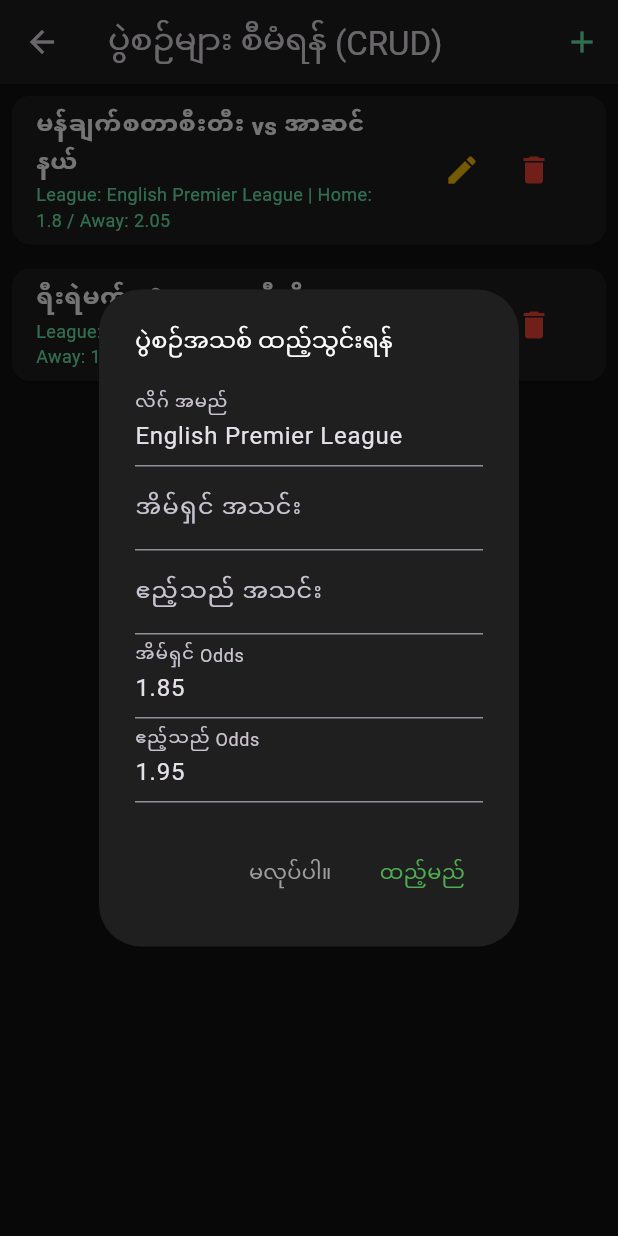
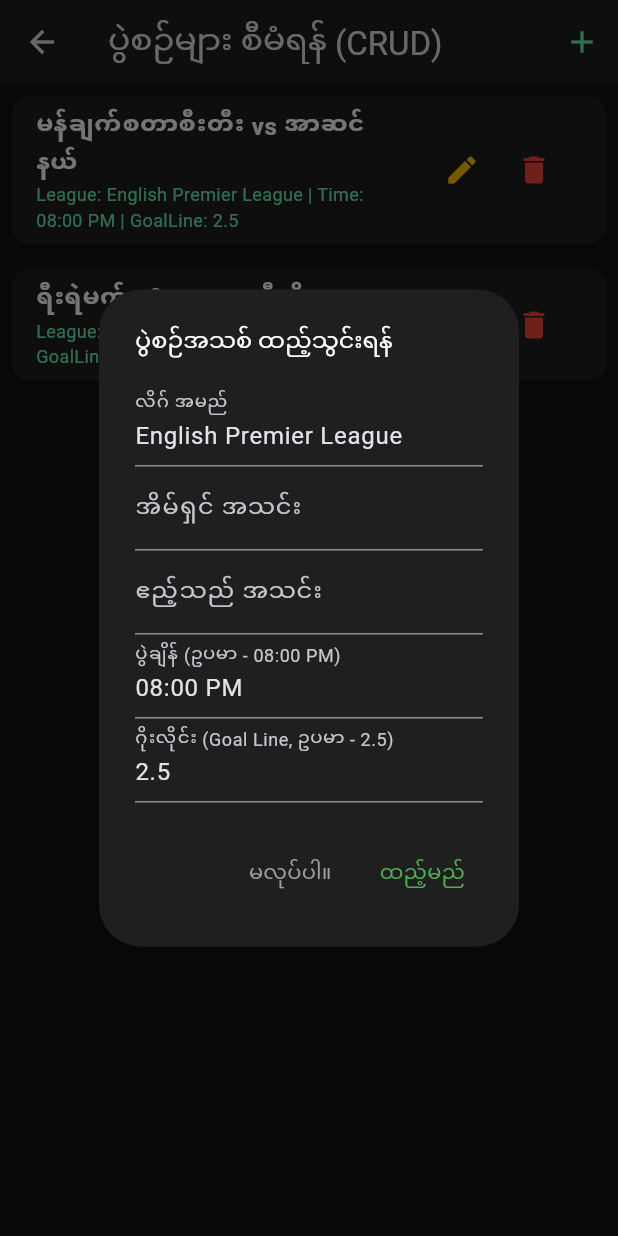
Before and after one commit to pa2659985-create/hat_trick_999, a Flutter app: the AdminMatchControlScreen screen opened directly, after a tap on the "add" icon, on a phone screen of 412 x 824 dp. Run offline on Flutter 3.47's test engine with Material 3 defaults, Android fonts, the phone set to English and light mode, and no system bars; our stand-ins replace cloud_firestore, firebase_core, firebase_messaging, shared_preferences; accounts and stored records are empty; network calls fail.

Commit message:
Update main.dart

```diff
--- a/lib/main.dart
+++ b/lib/main.dart
@@ -151,19 +151,23 @@ class ApiService {
         List matches = data['matches'];
 
         for (var m in matches) {
+          String rawTime = m['utcDate'] != null ? m['utcDate'].toString() : '2026-09-13T20:00:00Z';
+          // AM/PM အချိန် ဖော်ပြချက်ပုံစံ ပြောင်းလဲခြင်း
+          String formattedTime = _formatTimeToAMPM(rawTime);
+
           allMatches.add({
             'id': '${m['id']}',
             'league': m['competition']['name'] ?? 'League',
-            'time': m['utcDate'] != null ? m['utcDate'].toString().replaceFirst('T', ' ').substring(0, 16) : '13-09-2026 8:00 pm',
+            'time': formattedTime,
             't1': m['homeTeam']['name'] ?? 'Home Team',
             't2': m['awayTeam']['name'] ?? 'Away Team',
             'status': m['status'] ?? 'UPCOMING',
             'odds': {
               'homeWin': 1.85,
               'awayWin': 1.95,
-              'centerVal': '2.5',
-              'over2.5': 1.90,
-              'under2.5': 1.85,
+              'goalLine': 2.5, // ဂိုးလိုင်း ကိန်းဂဏန်းအကွက်
+              'overOdds': 1.90,
+              'underOdds': 1.85,
             }
           });
         }
@@ -177,26 +181,40 @@ class ApiService {
         {
           'id': 'auto_m1',
           'league': 'English Premier League',
-          'time': '13-09-2026 8:00 pm',
+          'time': '08:00 PM', // AM/PM အတိအကျပါဝင်သော ပွဲချိန်
           't1': 'မန်ချက်စတာစီးတီး',
           't2': 'အာဆင်နယ်',
           'status': 'UPCOMING',
-          'odds': {'homeWin': 1.80, 'awayWin': 2.05, 'centerVal': '2.5', 'over2.5': 1.85, 'under2.5': 1.90}
+          'odds': {'homeWin': 1.80, 'awayWin': 2.05, 'goalLine': 2.5, 'overOdds': 1.85, 'underOdds': 1.90}
         },
         {
           'id': 'auto_m2',
           'league': 'Spanish La Liga',
-          'time': '13-09-2026 10:00 pm',
+          'time': '10:30 PM', // AM/PM အတိအကျပါဝင်သော ပွဲချိန်
           't1': 'ရီးရဲမက်ဒရิด',
           't2': 'ဘာစီလိုနာ',
           'status': 'UPCOMING',
-          'odds': {'homeWin': 1.90, 'awayWin': 1.95, 'centerVal': '3.0', 'over2.5': 1.75, 'under2.5': 2.00}
+          'odds': {'homeWin': 1.90, 'awayWin': 1.95, 'goalLine': 3.0, 'overOdds': 1.75, 'underOdds': 2.00}
         },
       ]);
     }
 
     customAdminMatches = allMatches;
     return allMatches;
+  }
+
+  static String _formatTimeToAMPM(String utcDateStr) {
+    try {
+      DateTime dt = DateTime.parse(utcDateStr).toLocal();
+      int hour = dt.hour;
+      String period = hour >= 12 ? 'PM' : 'AM';
+      hour = hour % 12;
+      hour = hour == 0 ? 12 : hour;
+      String minute = dt.minute.toString().padLeft(2, '0');
+      return '$hour:$minute $period';
+    } catch (e) {
+      return '08:00 PM';
+    }
   }
 
   static Future<List<Map<String, dynamic>>> fetchOldMatches() async {
@@ -284,7 +302,7 @@ class AppData {
   static List<Map<String, dynamic>> activeBets = [];
   static List<Map<String, dynamic>> parlaySlip = [];
 
-  // Admin မှ တရားဝင် သတ်မှတ်ပေးထားသော မန်ဘာ (၁၀၀) စာရင်း (Username နှင့် Password အပြည့်အစုံပါဝင်)
+  // တရားဝင် မန်ဘာ (၁၀၀) စာရင်း
   static List<Map<String, String>> authorizedMembers = List.generate(100, (index) {
     int id = index + 1;
     return {
@@ -293,7 +311,7 @@ class AppData {
     };
   });
 
-  // Admin မှ ဝင်ရောက်စီမံရန် မန်ဘာများစာရင်း အသေးစိတ် (Balance, Points, Password အပါအဝင် Full CRUD Control)
+  // Admin မှ ဝင်ရောက်စီမံရန် မန်ဘာများစာရင်း အသေးစိတ် (Full CRUD)
   static List<Map<String, dynamic>> allUsers = List.generate(100, (index) {
     int id = index + 1;
     return {
@@ -384,12 +402,13 @@ class AppData {
             } else {
               matchWon = awayScore > homeScore;
             }
-          } else if (betType == 'ဂိုးပေါင်း') {
+          } else if (betType == 'ဂိုးပေါင်း (Over/Under)') {
             double totalGoals = (homeScore + awayScore).toDouble();
-            if (selection == 'ဂိုးပေါ်') {
-              matchWon = totalGoals > 2.5;
+            double line = m['goalLine'] ?? 2.5;
+            if (selection == 'ဂိုးပေါ် (Over)') {
+              matchWon = totalGoals > line;
             } else {
-              matchWon = totalGoals < 2.5;
+              matchWon = totalGoals < line;
             }
           }
 
@@ -784,7 +803,6 @@ class _AdminUserManagementScreenState extends State<AdminUserManagementScreen> {
                   AppData.allUsers[index]['balance'] = double.tryParse(balanceCtrl.text) ?? user['balance'];
                   AppData.allUsers[index]['points'] = int.tryParse(pointsCtrl.text) ?? user['points'];
 
-                  // Authorized Members စာရင်းထဲပါ တိုက်ဆိုင်ပြောင်းလဲပေးခြင်း
                   int authIndex = AppData.authorizedMembers.indexWhere((m) => m['username'] == oldU);
                   if (authIndex != -1) {
                     AppData.authorizedMembers[authIndex] = {'username': newU, 'password': newP};
@@ -951,7 +969,7 @@ class _AdminMatchControlScreenState extends State<AdminMatchControlScreen> {
                 margin: const EdgeInsets.all(8),
                 child: ListTile(
                   title: Text('${m['t1']} vs ${m['t2']}', style: const TextStyle(color: Colors.white, fontWeight: FontWeight.bold)),
-                  subtitle: Text('League: ${m['league']} | Home: ${odds['homeWin']} / Away: ${odds['awayWin']}', style: const TextStyle(color: Colors.greenAccent, fontSize: 12)),
+                  subtitle: Text('League: ${m['league']} | Time: ${m['time']} | GoalLine: ${odds['goalLine']}', style: const TextStyle(color: Colors.greenAccent, fontSize: 12)),
                   trailing: Row(
                     mainAxisSize: MainAxisSize.min,
                     children: [
@@ -983,8 +1001,8 @@ class _AdminMatchControlScreenState extends State<AdminMatchControlScreen> {
     final t1Ctrl = TextEditingController();
     final t2Ctrl = TextEditingController();
     final leagueCtrl = TextEditingController(text: 'English Premier League');
-    final homeOddsCtrl = TextEditingController(text: '1.85');
-    final awayOddsCtrl = TextEditingController(text: '1.95');
+    final timeCtrl = TextEditingController(text: '08:00 PM');
+    final goalLineCtrl = TextEditingController(text: '2.5');
 
     showDialog(
       context: context,
@@ -998,8 +1016,8 @@ class _AdminMatchControlScreenState extends State<AdminMatchControlScreen> {
               TextField(controller: leagueCtrl, decoration: const InputDecoration(labelText: 'လိဂ် အမည်')),
               TextField(controller: t1Ctrl, decoration: const InputDecoration(labelText: 'အိမ်ရှင် အသင်း')),
               TextField(controller: t2Ctrl, decoration: const InputDecoration(labelText: 'ဧည့်သည် အသင်း')),
-              TextField(controller: homeOddsCtrl, keyboardType: TextInputType.number, decoration: const InputDecoration(labelText: 'အိမ်ရှင် Odds')),
-              TextField(controller: awayOddsCtrl, keyboardType: TextInputType.number, decoration: const InputDecoration(labelText: 'ဧည့်သည် Odds')),
+              TextField(controller: timeCtrl, decoration: const InputDecoration(labelText: 'ပွဲချိန် (ဥပမာ - 08:00 PM)')),
+              TextField(controller: goalLineCtrl, keyboardType: TextInputType.number, decoration: const InputDecoration(labelText: 'ဂိုးလိုင်း (Goal Line, ဥပမာ - 2.5)')),
             ],
           ),
           actions: [
@@ -1010,16 +1028,16 @@ class _AdminMatchControlScreenState extends State<AdminMatchControlScreen> {
                   ApiService.customAdminMatches.add({
                     'id': 'custom_${DateTime.now().millisecondsSinceEpoch}',
                     'league': leagueCtrl.text,
-                    'time': '13-09-2026 8:00 pm',
+                    'time': timeCtrl.text,
                     't1': t1Ctrl.text,
                     't2': t2Ctrl.text,
                     'status': 'UPCOMING',
                     'odds': {
-                      'homeWin': double.tryParse(homeOddsCtrl.text) ?? 1.85,
-                      'awayWin': double.tryParse(awayOddsCtrl.text) ?? 1.95,
-                      'centerVal': '2.5',
-                      'over2.5': 1.90,
-                      'under2.5': 1.85,
+                      'homeWin': 1.85,
+                      'awayWin': 1.95,
+                      'goalLine': double.tryParse(goalLineCtrl.text) ?? 2.5,
+                      'overOdds': 1.90,
+                      'underOdds': 1.85,
                     }
                   });
                 });
@@ -1037,8 +1055,8 @@ class _AdminMatchControlScreenState extends State<AdminMatchControlScreen> {
   void _showEditMatchDialog(BuildContext context, Map<String, dynamic> match, int index) {
     final t1Controller = TextEditingController(text: match['t1']);
     final t2Controller = TextEditingController(text: match['t2']);
-    final homeOddsController = TextEditingController(text: '${match['odds']['homeWin']}');
-    final awayOddsController = TextEditingController(text: '${match['odds']['awayWin']}');
+    final timeController = TextEditingController(text: match['time']);
+    final goalLineController = TextEditingController(text: '${match['odds']['goalLine']}');
 
     showDialog(
       context: context,
@@ -1051,8 +1069,8 @@ class _AdminMatchControlScreenState extends State<AdminMatchControlScreen> {
             children: [
               TextField(controller: t1Controller, decoration: const InputDecoration(labelText: 'အိမ်ရှင် အသင်း')),
               TextField(controller: t2Controller, decoration: const InputDecoration(labelText: 'ဧည့်သည် အသင်း')),
-              TextField(controller: homeOddsController, keyboardType: TextInputType.number, decoration: const InputDecoration(labelText: 'အိမ်ရှင် Odds')),
-              TextField(controller: awayOddsController, keyboardType: TextInputType.number, decoration: const InputDecoration(labelText: 'ဧည့်သည် Odds')),
+              TextField(controller: timeController, decoration: const InputDecoration(labelText: 'ပွဲချိန် (AM/PM)')),
+              TextField(controller: goalLineController, keyboardType: TextInputType.number, decoration: const InputDecoration(labelText: 'ဂိုးလိုင်း (Goal Line)')),
             ],
           ),
           actions: [
@@ -1062,8 +1080,8 @@ class _AdminMatchControlScreenState extends State<AdminMatchControlScreen> {
                 setState(() {
                   ApiService.customAdminMatches[index]['t1'] = t1Controller.text;
                   ApiService.customAdminMatches[index]['t2'] = t2Controller.text;
-                  ApiService.customAdminMatches[index]['odds']['homeWin'] = double.tryParse(homeOddsController.text) ?? 1.85;
-                  ApiService.customAdminMatches[index]['odds']['awayWin'] = double.tryParse(awayOddsController.text) ?? 1.95;
+                  ApiService.customAdminMatches[index]['time'] = timeController.text;
+                  ApiService.customAdminMatches[index]['odds']['goalLine'] = double.tryParse(goalLineController.text) ?? 2.5;
                 });
                 Navigator.pop(context);
                 ScaffoldMessenger.of(context).showSnackBar(const SnackBar(content: Text('ပွဲစဉ် အောင်မြင်စွာ ပြင်ဆင်ပြီးပါပြီ')));
@@ -1078,7 +1096,7 @@ class _AdminMatchControlScreenState extends State<AdminMatchControlScreen> {
 }
 
 // -------------------------------------------------------------------------
-// User Dashboard & Betting System
+// User Dashboard & Betting System (Mix Parlay with Over/Under & Goal Line & AM/PM)
 // -------------------------------------------------------------------------
 class DashboardScreen extends StatefulWidget {
   const DashboardScreen({super.key});
@@ -1477,6 +1495,9 @@ class _ChangePasswordScreenState extends State<ChangePasswordScreen> {
   }
 }
 
+// -------------------------------------------------------------------------
+// Betting Screen (Mix Parlay with Over/Under & Goal Line & AM/PM Match Timing)
+// -------------------------------------------------------------------------
 class BettingScreen extends StatefulWidget {
   final bool isParlay;
   const BettingScreen({super.key, required this.isParlay});
@@ -1496,7 +1517,7 @@ class _BettingScreenState extends State<BettingScreen> {
     _matchesFuture = ApiService.fetchMatches();
   }
 
-  void _handleSelection(Map<String, dynamic> match, String betType, String selection, double odds) {
+  void _handleSelection(Map<String, dynamic> match, String betType, String selection, double odds, {double? goalLine}) {
     if (widget.isParlay) {
       setState(() {
         bool alreadyExists = AppData.parlaySlip.any(
@@ -1510,6 +1531,7 @@ class _BettingScreenState extends State<BettingScreen> {
             'betType': betType,
             'selection': selection,
             'odds': odds,
+            'goalLine': goalLine ?? 0.0,
           });
         }
       });
@@ -1527,6 +1549,7 @@ class _BettingScreenState extends State<BettingScreen> {
             'betType': betType,
             'selection': selection,
             'odds': odds,
+            'goalLine': goalLine ?? 0.0,
           };
           _showSingleBetBottomSheet();
         }
@@ -1654,9 +1677,11 @@ class _BettingScreenState extends State<BettingScreen> {
             itemBuilder: (context, index) {
               final m = matches[index];
               final odds = m['odds'];
-
-              bool isHomeSelected = _isSelected(m['id'], 'အနိုင်/အရှုံး', m['t1']);
-              bool isAwaySelected = _isSelected(m['id'], 'အနိုင်/အရှုံး', m['t2']);
+              double goalLine = odds['goalLine'] ?? 2.5;
+
+              // Over / Under ရွေးချယ်ထားခြင်း ရှိမရှိ စစ်ဆေးခြင်း
+              bool isOverSelected = _isSelected(m['id'], 'ဂိုးပေါင်း (Over/Under)', 'ဂိုးပေါ် (Over)');
+              bool isUnderSelected = _isSelected(m['id'], 'ဂိုးပေါင်း (Over/Under)', 'ဂိုးအောက် (Under)');
 
               return Container(
                 margin: const EdgeInsets.symmetric(horizontal: 10, vertical: 6),
@@ -1669,40 +1694,57 @@ class _BettingScreenState extends State<BettingScreen> {
                       mainAxisAlignment: MainAxisAlignment.spaceBetween,
                       children: [
                         Text(m['league'], style: const TextStyle(color: Colors.greenAccent, fontSize: 11, fontWeight: FontWeight.bold)),
-                        Text('ပွဲချိန် : ${m['time']}', style: const TextStyle(color: Colors.grey, fontSize: 11)),
+                        // ပွဲချိန် AM/PM အတိအကျ ဖော်ပြခြင်း
+                        Text('ပွဲချိန် : ${m['time']}', style: const TextStyle(color: Colors.amberAccent, fontSize: 11, fontWeight: FontWeight.bold)),
                       ],
                     ),
+                    const SizedBox(height: 6),
+                    Text('${m['t1']} vs ${m['t2']}', style: const TextStyle(color: Colors.white, fontSize: 13, fontWeight: FontWeight.bold)),
                     const SizedBox(height: 8),
+                    // Over / Under နှင့် အလယ်တွင် ဂိုးလိုင်း ကိန်းဂဏန်းအကွက် ပါဝင်သော UI
                     Row(
                       children: [
+                        // ဂိုးပေါ် (Over) ခလုတ်
                         Expanded(
                           child: InkWell(
-                            onTap: () => _handleSelection(m, 'အနိုင်/အရှုံး', m['t1'], odds['homeWin']),
+                            onTap: () => _handleSelection(m, 'ဂိုးပေါင်း (Over/Under)', 'ဂိုးပေါ် (Over)', odds['overOdds'], goalLine: goalLine),
                             child: Container(
                               padding: const EdgeInsets.symmetric(vertical: 10, horizontal: 8),
-                              decoration: BoxDecoration(color: isHomeSelected ? Colors.amber : Colors.grey.shade800, borderRadius: BorderRadius.circular(6)),
+                              decoration: BoxDecoration(color: isOverSelected ? Colors.amber : Colors.grey.shade800, borderRadius: BorderRadius.circular(6)),
                               child: Row(
                                 mainAxisAlignment: MainAxisAlignment.spaceBetween,
                                 children: [
-                                  Expanded(child: Text(m['t1'], style: TextStyle(color: isHomeSelected ? Colors.black : Colors.white, fontWeight: FontWeight.bold, fontSize: 12), overflow: TextOverflow.ellipsis)),
-                                  Text('+${odds['homeWin']}', style: TextStyle(color: isHomeSelected ? Colors.black : Colors.greenAccent, fontWeight: FontWeight.bold, fontSize: 12)),
+                                  Text('ဂိုးပေါ် (Over)', style: TextStyle(color: isOverSelected ? Colors.black : Colors.white, fontWeight: FontWeight.bold, fontSize: 11)),
+                                  Text('${odds['overOdds']}', style: TextStyle(color: isOverSelected ? Colors.black : Colors.greenAccent, fontWeight: FontWeight.bold, fontSize: 11)),
                                 ],
                               ),
                             ),
                           ),
                         ),
                         const SizedBox(width: 6),
+                        // ဂိုးလိုင်း ကိန်းဂဏန်း အလယ်အကွက် (Goal Line Display/Input Box)
+                        Container(
+                          padding: const EdgeInsets.symmetric(horizontal: 12, vertical: 10),
+                          decoration: BoxDecoration(
+                            color: Colors.blueGrey.shade900,
+                            borderRadius: BorderRadius.circular(6),
+                            border: Border.all(color: Colors.amber, width: 1),
+                          ),
+                          child: Text('$goalLine', style: const TextStyle(color: Colors.amberAccent, fontWeight: FontWeight.bold, fontSize: 13)),
+                        ),
+                        const SizedBox(width: 6),
+                        // ဂိုးအောက် (Under) ခလုတ်
                         Expanded(
                           child: InkWell(
-                            onTap: () => _handleSelection(m, 'အနိုင်/အရှုံး', m['t2'], odds['awayWin']),
+                            onTap: () => _handleSelection(m, 'ဂိုးပေါင်း (Over/Under)', 'ဂိုးအောက် (Under)', odds['underOdds'], goalLine: goalLine),
                             child: Container(
                               padding: const EdgeInsets.symmetric(vertical: 10, horizontal: 8),
-                              decoration: BoxDecoration(color: isAwaySelected ? Colors.amber : Colors.grey.shade800, borderRadius: BorderRadius.circular(6)),
+                              decoration: BoxDecoration(color: isUnderSelected ? Colors.amber : Colors.grey.shade800, borderRadius: BorderRadius.circular(6)),
                               child: Row(
                                 mainAxisAlignment: MainAxisAlignment.spaceBetween,
                                 children: [
-                                  Expanded(child: Text(m['t2'], style: TextStyle(color: isAwaySelected ? Colors.black : Colors.white, fontWeight: FontWeight.bold, fontSize: 12), overflow: TextOverflow.ellipsis, textAlign: TextAlign.end)),
-                                  Text('+${odds['awayWin']}', style: TextStyle(color: isAwaySelected ? Colors.black : Colors.greenAccent, fontWeight: FontWeight.bold, fontSize: 12)),
+                                  Text('ဂိုးအောက် (Under)', style: TextStyle(color: isUnderSelected ? Colors.black : Colors.white, fontWeight: FontWeight.bold, fontSize: 11)),
+                                  Text('${odds['underOdds']}', style: TextStyle(color: isUnderSelected ? Colors.black : Colors.greenAccent, fontWeight: FontWeight.bold, fontSize: 11)),
                                 ],
                               ),
                             ),
@@ -1721,6 +1763,9 @@ class _BettingScreenState extends State<BettingScreen> {
   }
 }
 
+// -------------------------------------------------------------------------
+// Parlay Slip Screen (မောင်းစလစ်)
+// -------------------------------------------------------------------------
 class ParlaySlipScreen extends StatefulWidget {
   const ParlaySlipScreen({super.key});
 
@@ -1773,8 +1818,10 @@ class _ParlaySlipScreenState extends State<ParlaySlipScreen> {
 
   @override
   Widget build(BuildContext context) {
+    double totalOdds = _calculateTotalOdds();
+
     return Scaffold(
-      appBar: AppBar(title: const Text('မောင်းစလစ်')),
+      appBar: AppBar(title: const Text('မောင်းစလစ် (Parlay Slip)')),
       body: Padding(
         padding: const EdgeInsets.all(12.0),
         child: Column(
@@ -1790,7 +1837,7 @@ class _ParlaySlipScreenState extends State<ParlaySlipScreen> {
                           color: const Color(0xFF1F1F1F),
                           child: ListTile(
                             title: Text(item['matchName'], style: const TextStyle(color: Colors.white, fontWeight: FontWeight.bold)),
-                            subtitle: Text('${item['betType']} (${item['selection']}) | Odds: ${item['odds']}', style: const TextStyle(color: Colors.greenAccent)),
+                            subtitle: Text('${item['betType']} (${item['selection']}) [Line: ${item['goalLine']}] | Odds: ${item['odds']}', style: const TextStyle(color: Colors.greenAccent)),
                             trailing: IconButton(
                               icon: const Icon(Icons.delete, color: Colors.red),
                               onPressed: () => setState(() => AppData.parlaySlip.removeAt(index)),
@@ -1801,6 +1848,8 @@ class _ParlaySlipScreenState extends State<ParlaySlipScreen> {
                     ),
             ),
             if (AppData.parlaySlip.isNotEmpty) ...[
+              Text('စုစုပေါင်း Odds: ${totalOdds.toStringAsFixed(2)}', style: const TextStyle(color: Colors.amber, fontSize: 16, fontWeight: FontWeight.bold)),
+              const SizedBox(height: 8),
               TextField(
                 controller: _amountController,
                 keyboardType: TextInputType.number,
```
